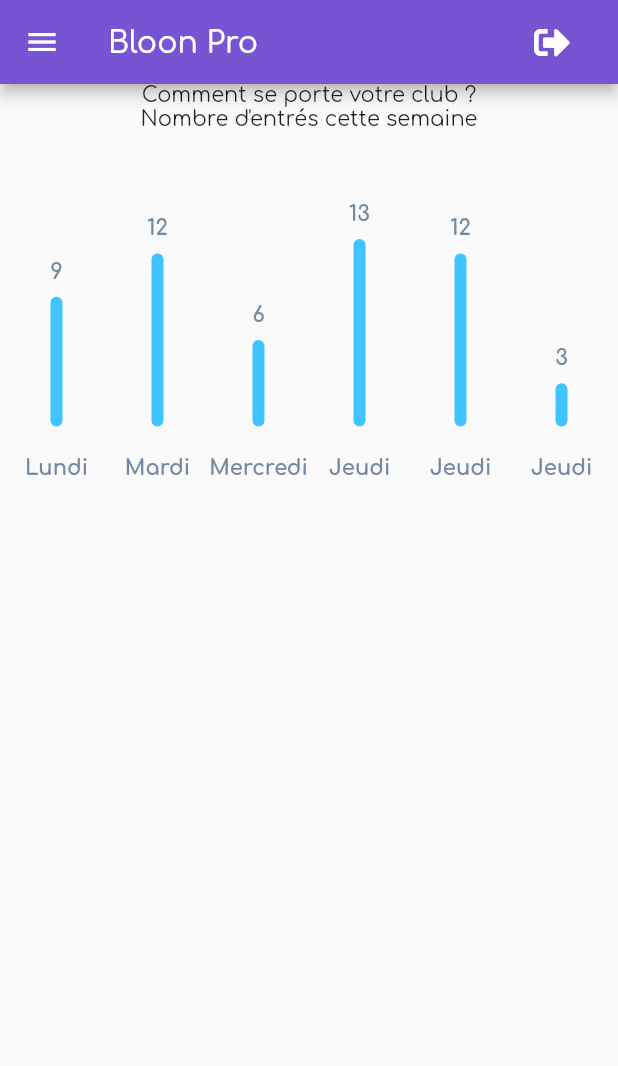
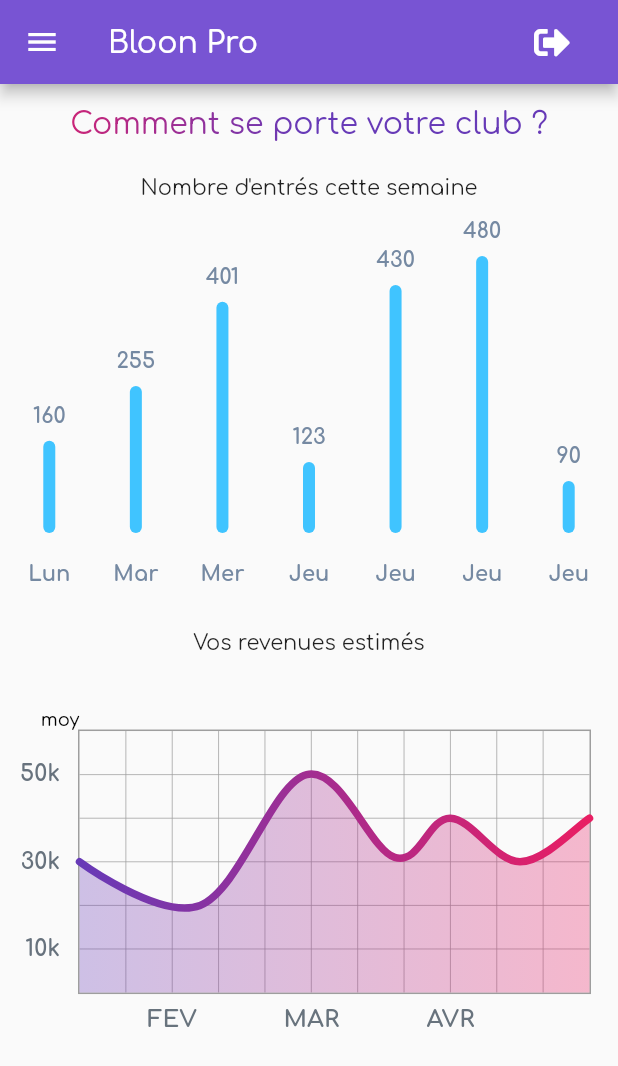
Before and after one commit to jeremySrgt/bloon_pro, a Flutter app: the HomePage screen opened directly, on a phone screen of 412 x 824 dp. Shown: the top 1066 px of the screen. Run offline on Flutter 3.47's test engine with Material 2 defaults, Android fonts, the phone set to English and light mode, and no system bars; drawn by our look-alikes of fl_chart; our stand-ins replace cloud_firestore, convert, firebase_auth, firebase_storage, font_awesome_flutter, image_picker and 2 more; accounts and stored records are empty; project files that could hold a hidden picture were left out.

Commit message:
added charts to display admin data such as entrance and income

```diff
--- a/lib/graphs/bar.dart
+++ b/lib/graphs/bar.dart
@@ -18,7 +18,7 @@ class BarChartSample3State extends State<BarChartSample3> {
         child: BarChart(
           BarChartData(
               alignment: BarChartAlignment.spaceAround,
-              maxY: 20,
+              maxY: 500,
               barTouchData: BarTouchData(
                 enabled: false,
                 touchTooltipData: BarTouchTooltipData(
@@ -51,19 +51,19 @@ class BarChartSample3State extends State<BarChartSample3> {
                   getTitles: (double value) {
                     switch (value.toInt()) {
                       case 0:
-                        return 'Lundi';
+                        return 'Lun';
                       case 1:
-                        return 'Mardi';
+                        return 'Mar';
                       case 2:
-                        return 'Mercredi';
+                        return 'Mer';
                       case 3:
-                        return 'Jeudi';
+                        return 'Jeu';
                       case 4:
-                        return 'Vendredi';
+                        return 'Ven';
                       case 5:
-                        return 'Samedi';
+                        return 'Sam';
                       case 6:
-                        return 'Dimanche';
+                        return 'Dim';
                       default:
                         return '';
                     }
@@ -77,27 +77,31 @@ class BarChartSample3State extends State<BarChartSample3> {
               barGroups: [
                 BarChartGroupData(
                     x: 0,
-                    barRods: [BarChartRodData(y: 9, color: Colors.lightBlueAccent)],
+                    barRods: [BarChartRodData(y: 160, color: Colors.lightBlueAccent)],
                     showingTooltipIndicators: [0]),
                 BarChartGroupData(
                     x: 1,
-                    barRods: [BarChartRodData(y: 12, color: Colors.lightBlueAccent)],
+                    barRods: [BarChartRodData(y: 255, color: Colors.lightBlueAccent)],
                     showingTooltipIndicators: [0]),
                 BarChartGroupData(
                     x: 2,
-                    barRods: [BarChartRodData(y: 6, color: Colors.lightBlueAccent)],
+                    barRods: [BarChartRodData(y: 401, color: Colors.lightBlueAccent)],
                     showingTooltipIndicators: [0]),
                 BarChartGroupData(
                     x: 3,
-                    barRods: [BarChartRodData(y: 13, color: Colors.lightBlueAccent)],
+                    barRods: [BarChartRodData(y: 123, color: Colors.lightBlueAccent)],
                     showingTooltipIndicators: [0]),
                 BarChartGroupData(
                     x: 3,
-                    barRods: [BarChartRodData(y: 12, color: Colors.lightBlueAccent)],
+                    barRods: [BarChartRodData(y: 430, color: Colors.lightBlueAccent)],
                     showingTooltipIndicators: [0]),
                 BarChartGroupData(
                     x: 3,
-                    barRods: [BarChartRodData(y: 3, color: Colors.lightBlueAccent)],
+                    barRods: [BarChartRodData(y: 480, color: Colors.lightBlueAccent)],
+                    showingTooltipIndicators: [0]),
+                BarChartGroupData(
+                    x: 3,
+                    barRods: [BarChartRodData(y: 90, color: Colors.lightBlueAccent)],
                     showingTooltipIndicators: [0]),
               ]),
         ),
--- a/lib/graphs/test.dart
+++ b/lib/graphs/test.dart
@@ -8,8 +8,8 @@ class LineChartSample2 extends StatefulWidget {
 
 class _LineChartSample2State extends State<LineChartSample2> {
   List<Color> gradientColors = [
-    const Color(0xff23b6e6),
-    const Color(0xff02d39a),
+    Colors.deepPurple,
+    Colors.pink,
   ];
 
   bool showAvg = false;
@@ -25,7 +25,7 @@ class _LineChartSample2State extends State<LineChartSample2> {
                 borderRadius: const BorderRadius.all(
                   Radius.circular(18),
                 ),
-                color: const Color(0xff232d37)),
+                color: Colors.transparent),
             child: Padding(
               padding: const EdgeInsets.only(
                   right: 18.0, left: 12.0, top: 24, bottom: 12),
@@ -36,7 +36,7 @@ class _LineChartSample2State extends State<LineChartSample2> {
           ),
         ),
         SizedBox(
-          width: 60,
+          width: 80,
           height: 34,
           child: FlatButton(
             onPressed: () {
@@ -45,11 +45,11 @@ class _LineChartSample2State extends State<LineChartSample2> {
               });
             },
             child: Text(
-              'avg',
+              'moy',
               style: TextStyle(
                   fontSize: 12,
                   color:
-                  showAvg ? Colors.white.withOpacity(0.5) : Colors.white),
+                  showAvg ? Colors.black.withOpacity(0.5) : Colors.black),
             ),
           ),
         ),
@@ -61,16 +61,16 @@ class _LineChartSample2State extends State<LineChartSample2> {
     return LineChartData(
       gridData: FlGridData(
         show: true,
-        drawVerticalGrid: true,
+        drawVerticalGrid: false,
         getDrawingHorizontalGridLine: (value) {
           return const FlLine(
-            color: Color(0xff37434d),
+            color: Colors.grey,
             strokeWidth: 1,
           );
         },
         getDrawingVerticalGridLine: (value) {
           return const FlLine(
-            color: Color(0xff37434d),
+            color: Colors.grey,
             strokeWidth: 1,
           );
         },
@@ -87,11 +87,11 @@ class _LineChartSample2State extends State<LineChartSample2> {
           getTitles: (value) {
             switch (value.toInt()) {
               case 2:
+                return 'FEV';
+              case 5:
                 return 'MAR';
-              case 5:
-                return 'JUN';
               case 8:
-                return 'SEP';
+                return 'AVR';
             }
             return '';
           },
@@ -121,7 +121,7 @@ class _LineChartSample2State extends State<LineChartSample2> {
       ),
       borderData: FlBorderData(
           show: true,
-          border: Border.all(color: const Color(0xff37434d), width: 1)),
+          border: Border.all(color: Colors.grey, width: 1)),
       minX: 0,
       maxX: 11,
       minY: 0,
@@ -162,13 +162,13 @@ class _LineChartSample2State extends State<LineChartSample2> {
         drawHorizontalGrid: true,
         getDrawingVerticalGridLine: (value) {
           return const FlLine(
-            color: Color(0xff37434d),
+            color: Colors.grey,
             strokeWidth: 1,
           );
         },
         getDrawingHorizontalGridLine: (value) {
           return const FlLine(
-            color: Color(0xff37434d),
+            color: Colors.grey,
             strokeWidth: 1,
           );
         },
@@ -185,11 +185,11 @@ class _LineChartSample2State extends State<LineChartSample2> {
           getTitles: (value) {
             switch (value.toInt()) {
               case 2:
+                return 'FEV';
+              case 5:
                 return 'MAR';
-              case 5:
-                return 'JUN';
               case 8:
-                return 'SEP';
+                return 'AVR';
             }
             return '';
           },
@@ -219,7 +219,7 @@ class _LineChartSample2State extends State<LineChartSample2> {
       ),
       borderData: FlBorderData(
           show: true,
-          border: Border.all(color: const Color(0xff37434d), width: 1)),
+          border: Border.all(color: Colors.grey, width: 1)),
       minX: 0,
       maxX: 11,
       minY: 0,
--- a/lib/home_page.dart
+++ b/lib/home_page.dart
@@ -20,6 +20,12 @@ class HomePage extends StatefulWidget {
 }
 
 class _HomePageState extends State<HomePage> {
+
+  final Shader linearGradient = LinearGradient(
+    colors: <Color>[Colors.pink, Colors.deepPurple],
+  ).createShader(Rect.fromLTWH(0.0, 0.0, 200.0, 70.0));
+
+
   signOut() async {
     try {
       await widget.auth.signOut();
@@ -48,9 +54,23 @@ class _HomePageState extends State<HomePage> {
         child: Container(
           child: Column(
             children: <Widget>[
-              Text("Comment se porte votre club ?"),
-              Text("Nombre d'entrés cette semaine"),
+              Padding(
+                padding: const EdgeInsets.all(15.0),
+                child: Text("Comment se porte votre club ?", style: TextStyle(
+                    fontSize: 20.0,
+                    foreground: Paint()..shader = linearGradient),),
+              ),
+              Padding(
+                padding: const EdgeInsets.fromLTRB(0.0,10.0,0.0,25.0),
+                child: Text("Nombre d'entrés cette semaine"),
+              ),
               BarChartSample3(),
+              Padding(
+                padding: const EdgeInsets.fromLTRB(0.0,20.0,0.0,25.0),
+                child: Text("Vos revenues estimés"),
+              ),
+
+              LineChartSample2(),
             ],
           ),
         ),
```
